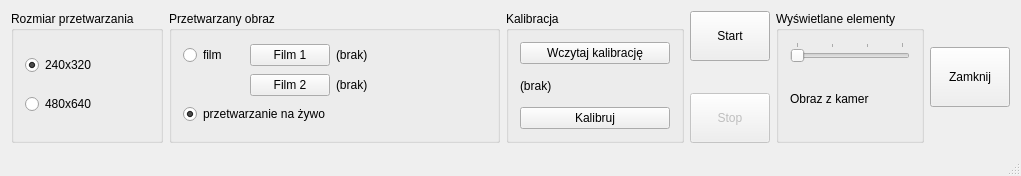
The window that mgrstereohand.ui (richardboo/modelling-hand-trajectory-3d) describes before a commit, drawn with Qt 5.
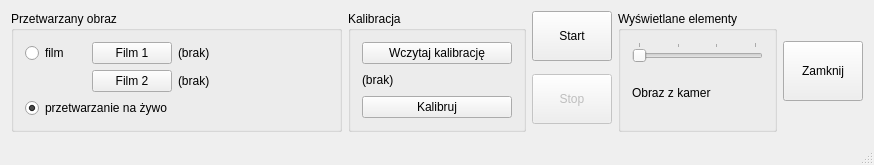
The same window after the commit.

```diff
--- a/mgrstereohand.ui
+++ b/mgrstereohand.ui
@@ -6,8 +6,8 @@
    <rect>
     <x>0</x>
     <y>0</y>
-    <width>1000</width>
-    <height>163</height>
+    <width>874</width>
+    <height>165</height>
    </rect>
   </property>
   <property name="windowTitle">
@@ -15,7 +15,7 @@
   </property>
   <widget class="QWidget" name="centralWidget">
    <layout class="QGridLayout" name="gridLayout_2">
-    <item row="1" column="2" rowspan="4">
+    <item row="1" column="1" rowspan="3">
      <widget class="QGroupBox" name="groupBoxCalibration">
       <property name="sizeIncrement">
        <size>
@@ -66,7 +66,7 @@
       </layout>
      </widget>
     </item>
-    <item row="1" column="1" rowspan="4">
+    <item row="1" column="0" rowspan="3">
      <widget class="QGroupBox" name="groupBoxFilm">
       <property name="title">
        <string>Przetwarzany obraz</string>
@@ -132,7 +132,7 @@
       </layout>
      </widget>
     </item>
-    <item row="1" column="3">
+    <item row="1" column="2">
      <widget class="QPushButton" name="buttonStart">
       <property name="minimumSize">
        <size>
@@ -145,33 +145,7 @@
       </property>
      </widget>
     </item>
-    <item row="1" column="0" rowspan="4">
-     <widget class="QGroupBox" name="groupBoxSize">
-      <property name="title">
-       <string>Rozmiar przetwarzania</string>
-      </property>
-      <layout class="QVBoxLayout" name="verticalLayout">
-       <item>
-        <widget class="QRadioButton" name="radioButtonSize0">
-         <property name="text">
-          <string>240x320</string>
-         </property>
-         <property name="checked">
-          <bool>true</bool>
-         </property>
-        </widget>
-       </item>
-       <item>
-        <widget class="QRadioButton" name="radioButtonSize1">
-         <property name="text">
-          <string>480x640</string>
-         </property>
-        </widget>
-       </item>
-      </layout>
-     </widget>
-    </item>
-    <item row="1" column="4" rowspan="4">
+    <item row="1" column="3" rowspan="3">
      <widget class="QGroupBox" name="groupBoxShow">
       <property name="title">
        <string>Wyświetlane elementy</string>
@@ -200,7 +174,7 @@
       </layout>
      </widget>
     </item>
-    <item row="1" column="5" rowspan="4">
+    <item row="1" column="4" rowspan="3">
      <widget class="QPushButton" name="buttonExit">
       <property name="minimumSize">
        <size>
@@ -213,7 +187,7 @@
       </property>
      </widget>
     </item>
-    <item row="3" column="3" rowspan="2">
+    <item row="2" column="2" rowspan="2">
      <widget class="QPushButton" name="buttonStop">
       <property name="enabled">
        <bool>false</bool>
```
